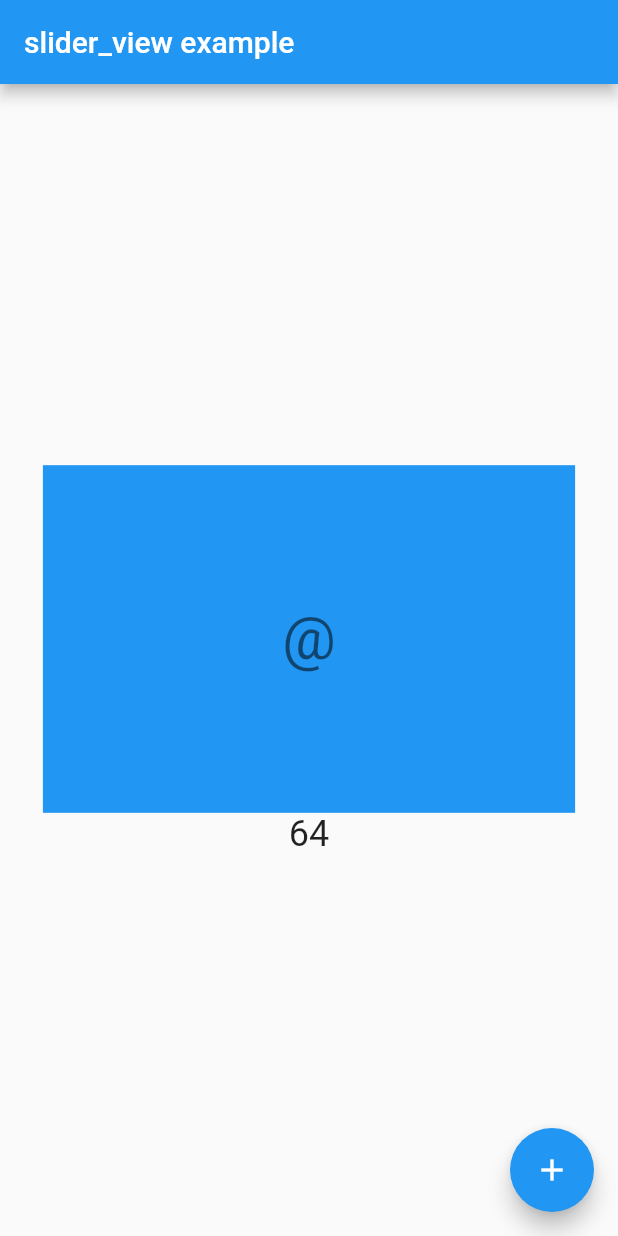
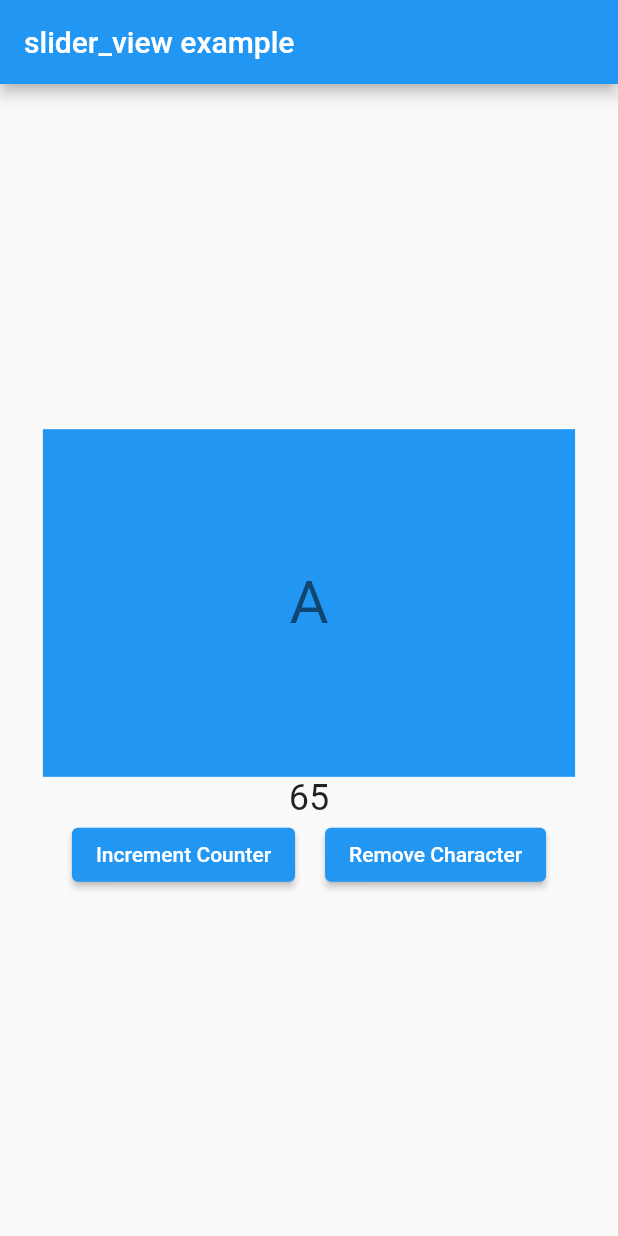
Before and after one commit to fluttercandies/flutter_slider_view, a Flutter app: the screen it shows after launch, on a phone screen of 412 x 824 dp. Run offline on Flutter 3.47's test engine with Material 2 defaults, Android fonts, the phone set to English and light mode, and no system bars; our stand-ins replace equatable.

Commit message:
👽️ Update example due to improve changes

```diff
--- a/example/lib/main.dart
+++ b/example/lib/main.dart
@@ -32,12 +32,23 @@ class DemoPage extends StatefulWidget {
 
 class _DemoPageState extends State<DemoPage> {
   late List<String> characters = <String>[String.fromCharCode(_counter)];
-  int _counter = 64;
+  int _counter = 65;
 
   void _incrementCounter() {
     setState(() {
       ++_counter;
       characters.add(String.fromCharCode(_counter));
+    });
+  }
+
+  void _removeCharacter() {
+    if (_counter == 65) {
+      return;
+    }
+
+    setState(() {
+      --_counter;
+      characters.removeLast();
     });
   }
 
@@ -68,13 +79,33 @@ class _DemoPageState extends State<DemoPage> {
               '$_counter',
               style: Theme.of(context).textTheme.headlineSmall,
             ),
+            Wrap(
+              alignment: WrapAlignment.center,
+              spacing: 20,
+              runSpacing: 10,
+              children: [
+                ElevatedButton(
+                  onPressed: _incrementCounter,
+                  child: Text(
+                    'Increment Counter',
+                    style: Theme.of(context).textTheme.labelLarge!.copyWith(
+                          color: Colors.white,
+                        ),
+                  ),
+                ),
+                ElevatedButton(
+                  onPressed: _removeCharacter,
+                  child: Text(
+                    'Remove Character',
+                    style: Theme.of(context).textTheme.labelLarge!.copyWith(
+                          color: Colors.white,
+                        ),
+                  ),
+                ),
+              ],
+            )
           ],
         ),
-      ),
-      floatingActionButton: FloatingActionButton(
-        onPressed: _incrementCounter,
-        tooltip: 'Increment',
-        child: const Icon(Icons.add),
       ),
     );
   }
```
